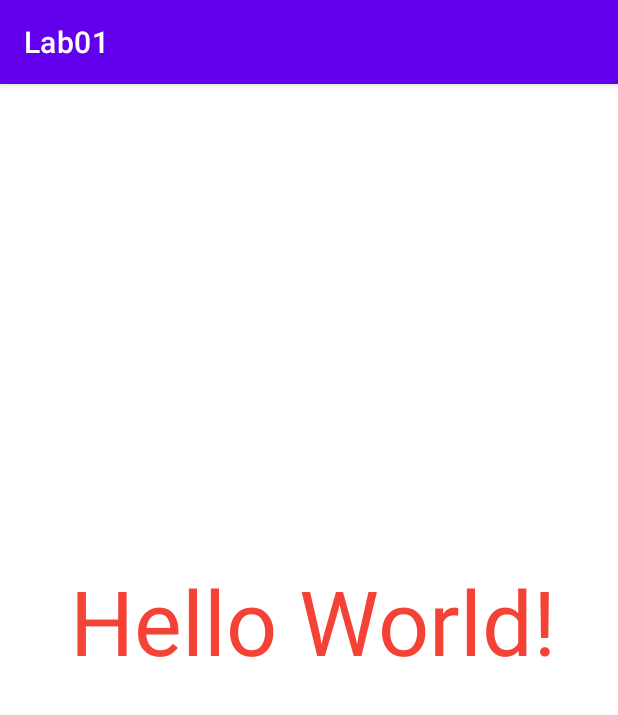
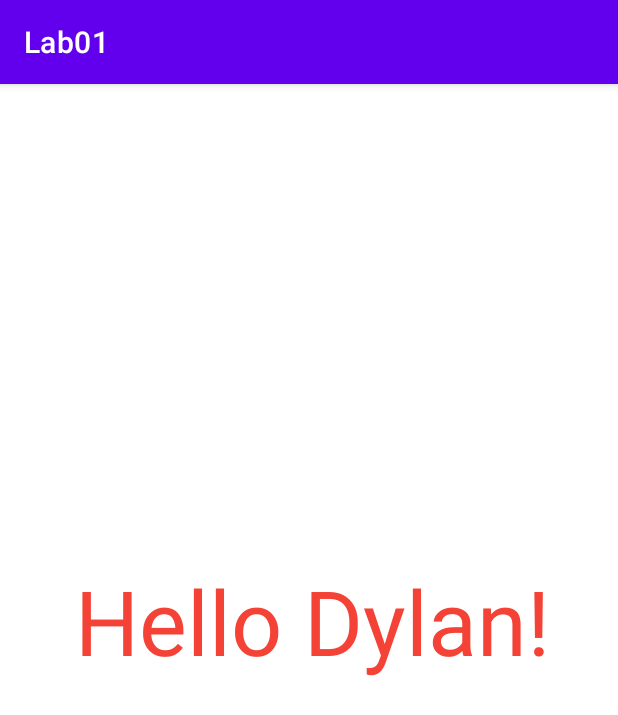
Before and after one commit to sprigg26/CS371-Lab01, an Android app: the screen it shows after launch (MainActivity), on a phone screen of 412 x 824 dp. Shown: the top 715 px of the screen. Run offline under Robolectric (Android 15) with nearby library versions, the phone set to English and light mode, and no system bars.

Commit message:
Changed text

```diff
--- a/app/src/main/res/layout/activity_main.xml
+++ b/app/src/main/res/layout/activity_main.xml
@@ -9,7 +9,7 @@
     <TextView
         android:layout_width="538dp"
         android:layout_height="134dp"
-        android:text="Hello World!"
+        android:text="Hello Dylan!"
         android:textAlignment="center"
         android:textColor="#F44336"
         android:textSize="60sp"
```
